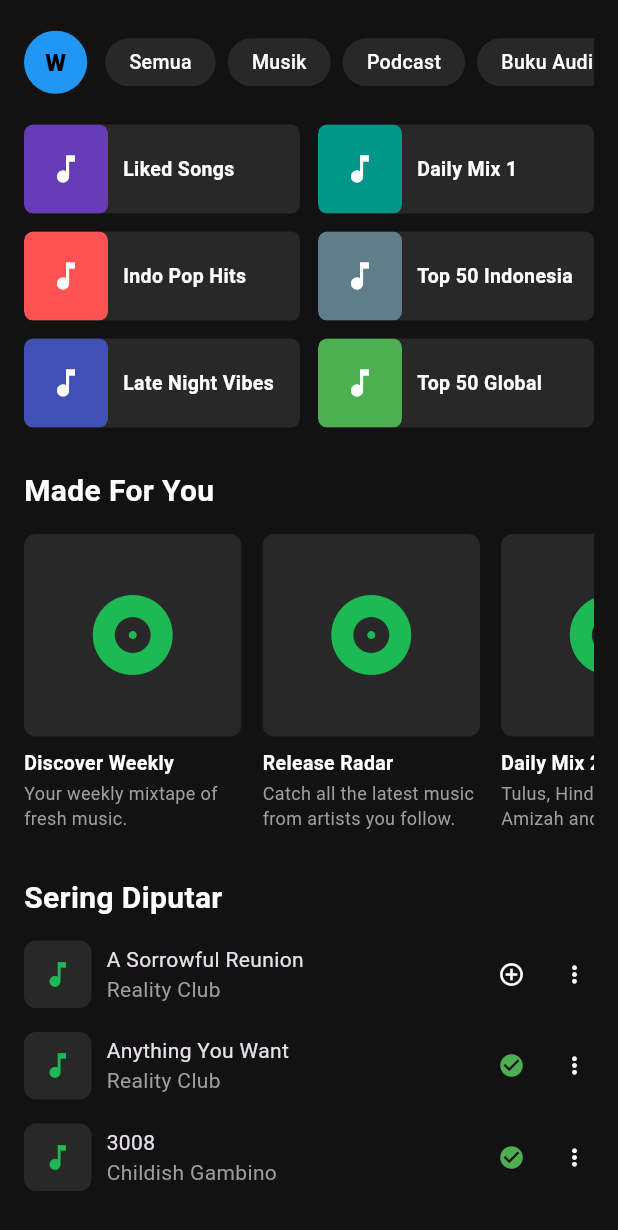
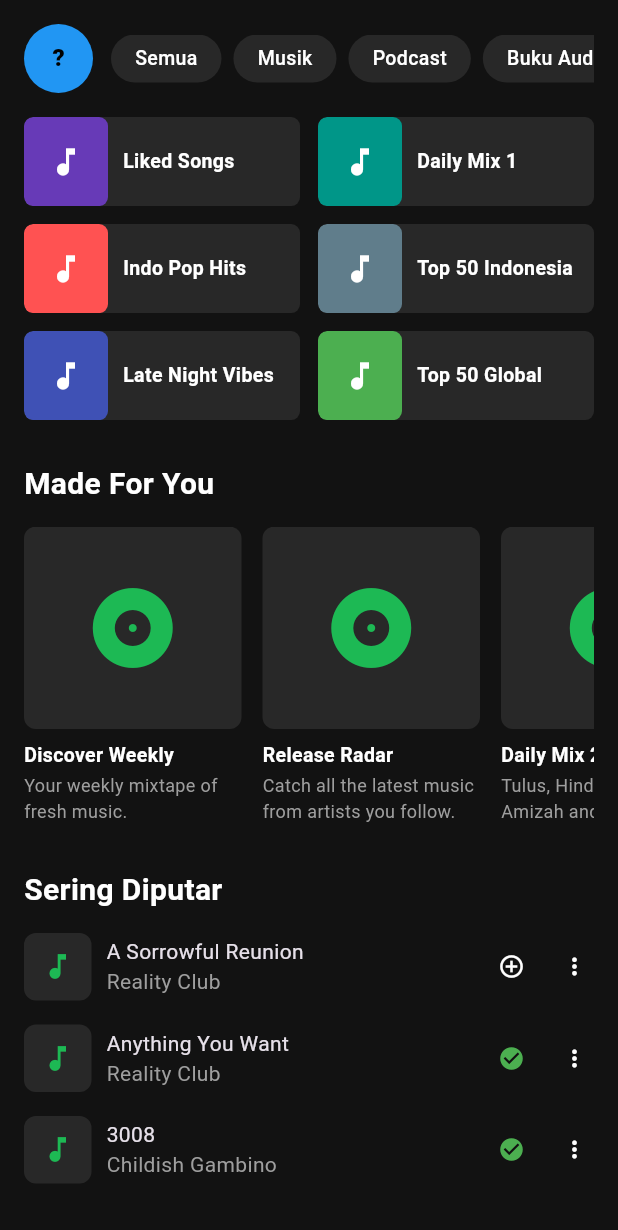
Before and after one commit to marchel-o/uas-mobprog, a Flutter app: the CurrentScreen screen opened directly, on a phone screen of 412 x 824 dp. Shown: the top 1230 px of the screen. Run offline on Flutter 3.47's test engine with Material 3 defaults, Android fonts, the phone set to English and light mode, and no system bars; our stand-ins replace image_picker, just_audio, shared_preferences; accounts and stored records are empty.

Commit message:
feat: tampilkan avatar profil di topbar Home

```diff
--- a/lib/home/topbar.dart
+++ b/lib/home/topbar.dart
@@ -1,4 +1,5 @@
 import 'package:flutter/material.dart';
+import 'package:flutter_application_3/widgets/profile_avatar.dart';
 
 class HomeTopBar extends StatelessWidget{
   final List categories;
@@ -13,21 +14,7 @@ class HomeTopBar extends StatelessWidget{
     return Row(
       mainAxisAlignment: MainAxisAlignment.start,
       children: [
-        Container(
-          padding: const EdgeInsets.all(14),
-          decoration: const BoxDecoration(
-            color: Colors.blue,
-            shape: BoxShape.circle,
-          ),
-          child: const Text(
-            'W',
-            style: TextStyle(
-              fontSize: 16,
-              fontWeight: FontWeight.w900,
-              color: Colors.black,
-            ),
-          ),
-        ),
+        const ProfileAvatar(),
 
         const SizedBox(width: 12),
 
--- /dev/null
+++ b/lib/services/profile_store.dart
@@ -0,0 +1,16 @@
+import 'package:flutter/foundation.dart';
+import 'package:flutter_application_3/services/auth_service.dart';
+import 'package:shared_preferences/shared_preferences.dart';
+
+class ProfileStore {
+  static const photoKey = 'profile_image_path';
+
+  static final ValueNotifier<String> name = ValueNotifier('');
+  static final ValueNotifier<String?> photoPath = ValueNotifier(null);
+
+  static Future<void> load() async {
+    final p = await SharedPreferences.getInstance();
+    name.value = await AuthService().currentName();
+    photoPath.value = p.getString(photoKey);
+  }
+}
--- /dev/null
+++ b/lib/widgets/profile_avatar.dart
@@ -0,0 +1,52 @@
+  import 'dart:io';
+import 'package:flutter/material.dart';
+import 'package:flutter_application_3/services/profile_store.dart';
+
+class ProfileAvatar extends StatefulWidget {
+  const ProfileAvatar({super.key, this.radius = 23});
+
+  final double radius;
+
+  @override
+  State<ProfileAvatar> createState() => _ProfileAvatarState();
+}
+
+class _ProfileAvatarState extends State<ProfileAvatar> {
+  @override
+  void initState() {
+    super.initState();
+    ProfileStore.load();
+  }
+
+  @override
+  Widget build(BuildContext context) {
+    return ValueListenableBuilder<String>(
+      valueListenable: ProfileStore.name,
+      builder: (context, name, _) {
+        return ValueListenableBuilder<String?>(
+          valueListenable: ProfileStore.photoPath,
+          builder: (context, path, _) {
+            final file =
+                (path != null && File(path).existsSync()) ? File(path) : null;
+            final initial = name.isEmpty ? '?' : name[0].toUpperCase();
+            return CircleAvatar(
+              radius: widget.radius,
+              backgroundColor: Colors.blue,
+              backgroundImage: file == null ? null : FileImage(file),
+              child: file == null
+                  ? Text(
+                      initial,
+                      style: const TextStyle(
+                        fontSize: 16,
+                        fontWeight: FontWeight.w900,
+                        color: Colors.black,
+                      ),
+                    )
+                  : null,
+            );
+          },
+        );
+      },
+    );
+  }
+}
```
